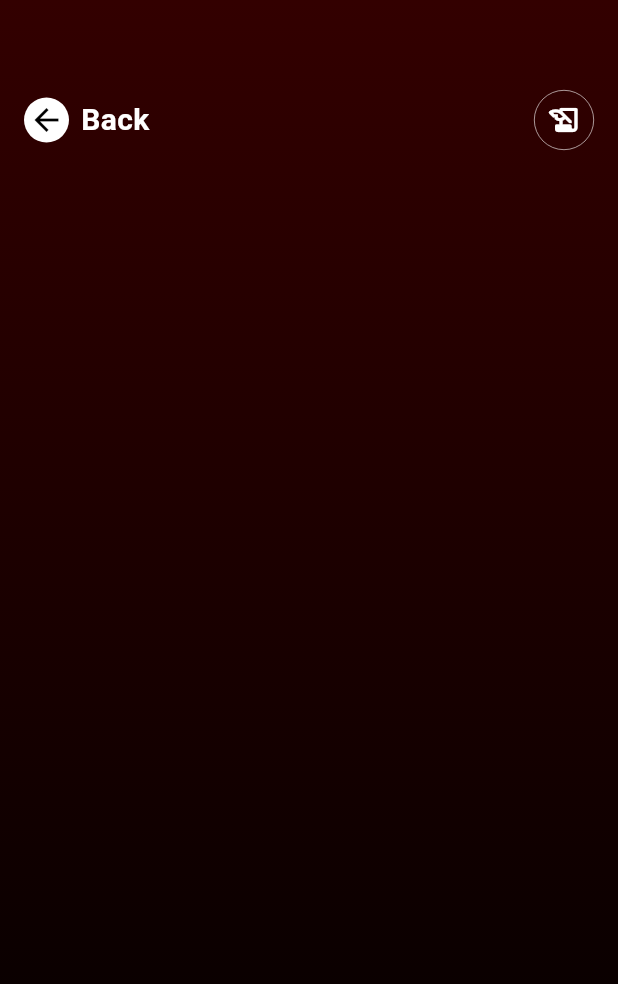
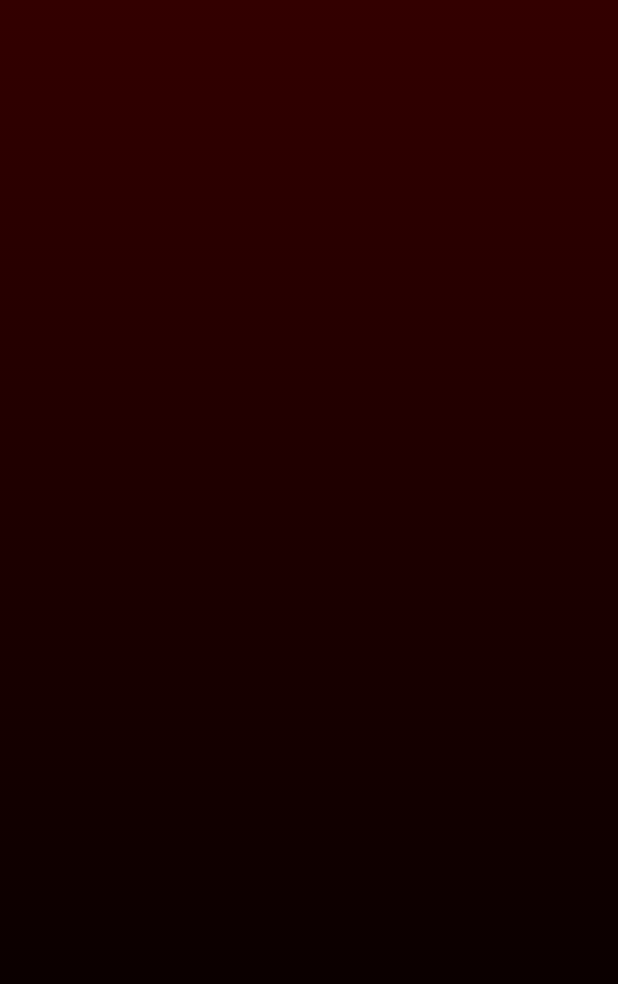
Before and after one commit to kwakyebrilliant/sonnet, a Flutter app: the screen it shows after launch, after a tap on the "arrow forward" icon, on a phone screen of 412 x 824 dp. Shown: the top 984 px of the screen. Run offline on Flutter 3.47's test engine with Material 3 defaults, Android fonts, the phone set to English and light mode, and no system bars.

Commit message:
prompt updates

```diff
--- a/lib/prompt_screen.dart
+++ b/lib/prompt_screen.dart
@@ -8,11 +8,6 @@ class PromptScreen extends StatefulWidget {
 }
 
 class _PromptScreenState extends State<PromptScreen> {
-  // Function to navigate back
-  void navigateBackFunction() {
-    Navigator.of(context).pop();
-  }
-
   @override
   Widget build(BuildContext context) {
     return Scaffold(
@@ -27,88 +22,6 @@ class _PromptScreenState extends State<PromptScreen> {
             ],
           ),
         ),
-
-        // Padding around the contents
-        child: Padding(
-          padding: const EdgeInsets.only(top: 60.0, left: 16.0, right: 16.0),
-
-          // Column starts here
-          child: Column(
-            crossAxisAlignment: CrossAxisAlignment.center,
-            children: [
-              // Row for arrow back icon and container, back text and history icon and container
-              Row(
-                mainAxisAlignment: MainAxisAlignment.spaceBetween,
-                children: [
-                  // Row for arrow back icon and container and back text
-                  Row(
-                    mainAxisAlignment: MainAxisAlignment.start,
-                    children: [
-                      // Container for arrow back in GestureDetector
-                      GestureDetector(
-                        onTap: () {
-                          navigateBackFunction();
-                        },
-                        // Container for arrow back
-                        child: Container(
-                          padding: const EdgeInsets.all(2.0),
-                          height: 30.0,
-                          width: 30.0,
-                          decoration: BoxDecoration(
-                            color: const Color(0xFFFFFFFF),
-                            borderRadius: BorderRadius.circular(100.0),
-                          ),
-
-                          // arrow back
-                          child: const Icon(
-                            Icons.arrow_back,
-                            color: Color(0xFF000000),
-                          ),
-                        ),
-                      ),
-
-                      // Back text in a padding
-                      const Padding(
-                        padding: EdgeInsets.only(left: 8.0),
-
-                        // Back text
-                        child: Text(
-                          'Back',
-                          style: TextStyle(
-                            fontSize: 20.0,
-                            fontWeight: FontWeight.bold,
-                            color: Color(0xFFFFFFFF),
-                          ),
-                        ),
-                      ),
-                    ],
-                  ),
-
-                  // Conatiner for history icon
-                  Container(
-                    padding: const EdgeInsets.all(2.0),
-                    height: 40.0,
-                    width: 40.0,
-                    decoration: BoxDecoration(
-                      borderRadius: BorderRadius.circular(100.0),
-                      border: Border.all(
-                        width: 0.4,
-                        color: const Color(0xFFFFFFFF),
-                      ),
-                    ),
-
-                    // history icon
-                    child: const Icon(
-                      Icons.history_edu_rounded,
-                      color: Color(0xFFFFFFFF),
-                    ),
-                  ),
-                ],
-              ),
-            ],
-          ),
-          // Column ends here
-        ),
       ),
     );
   }
```
